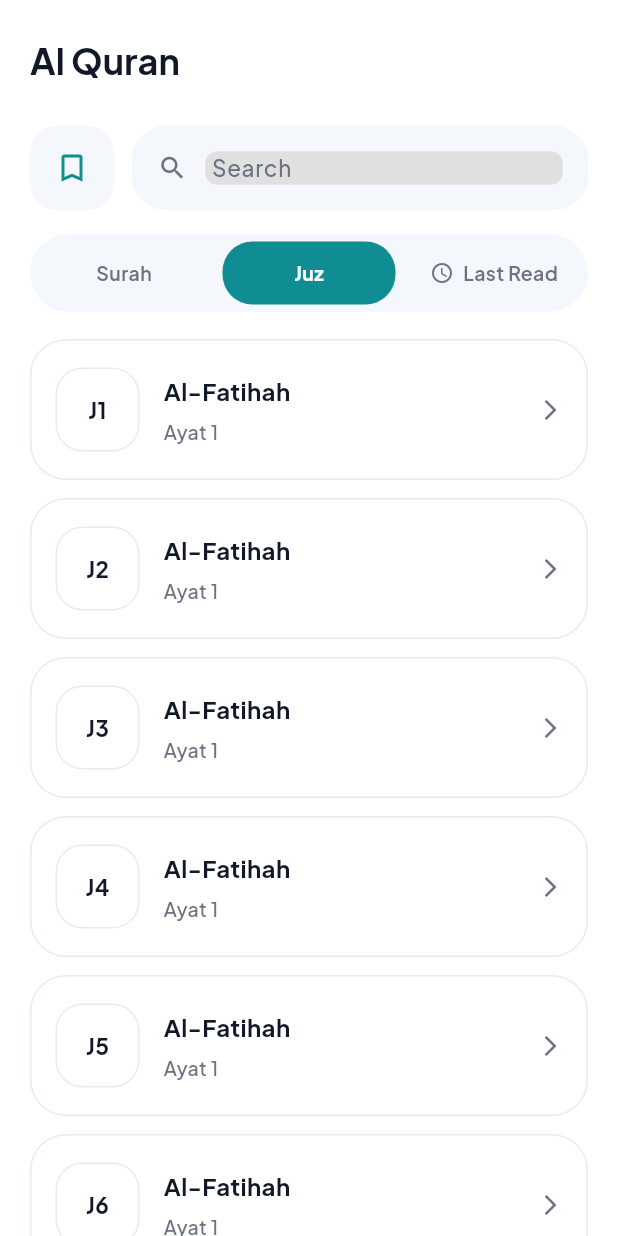
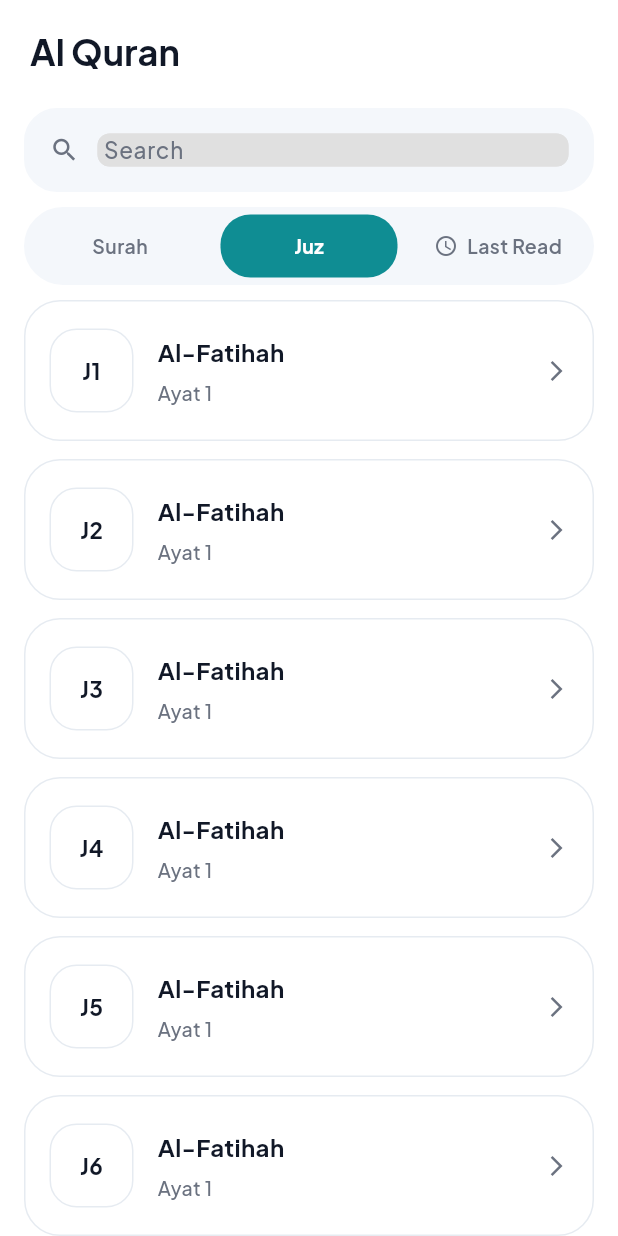
Before and after one commit to ariadwitolio/muslim-mate, a Flutter app: the QuranScreen screen opened directly, after a tap on "Juz", on a phone screen of 412 x 824 dp. Run offline on Flutter 3.47's test engine with Material 3 defaults, Android fonts, the phone set to English and light mode, and no system bars; our stand-ins replace flutter_svg, geocoding, geolocator, google_fonts, hijri, shared_preferences and 1 more; accounts and stored records are empty; network calls fail.

Commit message:
update quran

```diff
--- a/lib/screens/quran_screen.dart
+++ b/lib/screens/quran_screen.dart
@@ -182,19 +182,6 @@ class _QuranScreenState extends State<QuranScreen> {
   Widget _buildSearchRow() {
     return Row(
       children: [
-        Container(
-          width: 56,
-          height: 56,
-          decoration: BoxDecoration(
-            color: _kSectionBackground,
-            borderRadius: BorderRadius.circular(18),
-          ),
-          child: IconButton(
-            onPressed: () {},
-            icon: Icon(Icons.bookmark_border, color: _kTabSelected, size: 24),
-          ),
-        ),
-        const SizedBox(width: 12),
         Expanded(child: _buildSearchBar()),
       ],
     );
@@ -203,16 +190,21 @@ class _QuranScreenState extends State<QuranScreen> {
   @override
   Widget build(BuildContext context) {
     return Scaffold(
+      extendBodyBehindAppBar: false,
       backgroundColor: _kBackground,
       appBar: AppBar(
         automaticallyImplyLeading: false,
         backgroundColor: _kBackground,
         elevation: 0,
+        surfaceTintColor: Colors.transparent,
+        shadowColor: Colors.transparent,
+        scrolledUnderElevation: 0,
+        toolbarOpacity: 1.0,
         centerTitle: false,
         titleSpacing: 20,
-        toolbarHeight: 72,
+        toolbarHeight: 64,
         title: Padding(
-          padding: const EdgeInsets.only(top: 8),
+          padding: const EdgeInsets.only(top: 4),
           child: Text(
             'Al Quran',
             style: _jakarta(
@@ -230,13 +222,13 @@ class _QuranScreenState extends State<QuranScreen> {
       ),
       body: SafeArea(
         child: Padding(
-          padding: const EdgeInsets.fromLTRB(20, 12, 20, 0),
+          padding: const EdgeInsets.fromLTRB(16, 8, 16, 0),
           child: Column(
             children: [
               _buildSearchRow(),
-              const SizedBox(height: 16),
+              const SizedBox(height: 10),
               _buildTabBar(),
-              const SizedBox(height: 18),
+              const SizedBox(height: 10),
               Expanded(child: _buildTabContent()),
             ],
           ),
```
Also changed, not shown: lib/screens/surah_detail_screen.dart (+10 -10 lines).
